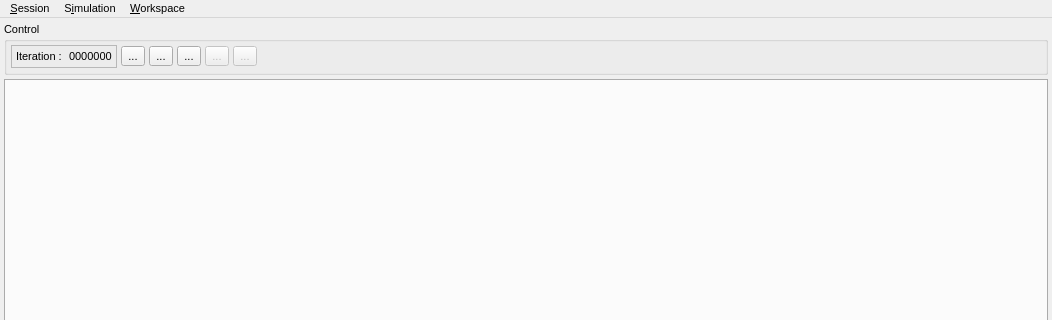
This is src/gui/gui.ui in disorderedmaterials/dissolve as Qt 5 draws it before an edit; both pictures show x 0 to 1052 and y 0 to 320 of the 1052 by 944 pixel window. The edited form follows.
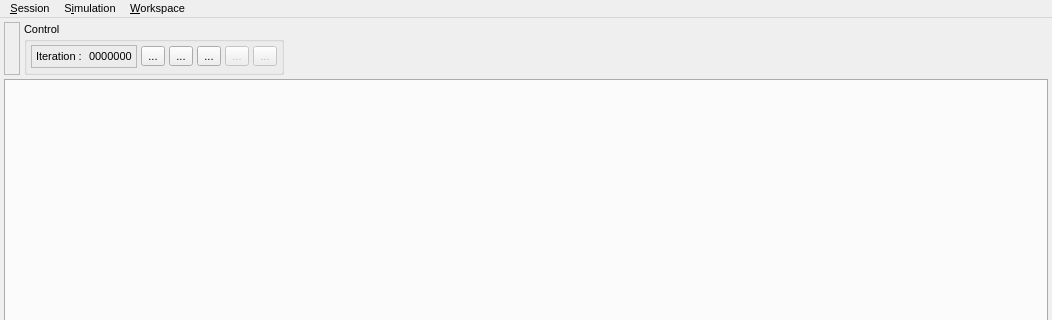
This is the edited form. Icons and pictures are not drawn.

```diff
--- a/src/gui/gui.ui
+++ b/src/gui/gui.ui
@@ -36,6 +36,81 @@
      <number>4</number>
     </property>
     <item>
+     <layout class="QHBoxLayout" name="horizontalLayout_5">
+      <item>
+       <widget class="QFrame" name="frame">
+        <property name="frameShape">
+         <enum>QFrame::StyledPanel</enum>
+        </property>
+        <property name="frameShadow">
+         <enum>QFrame::Raised</enum>
+        </property>
+        <layout class="QHBoxLayout" name="horizontalLayout_4">
+         <property name="spacing">
+          <number>0</number>
+         </property>
+         <property name="leftMargin">
+          <number>0</number>
+         </property>
+         <property name="topMargin">
+          <number>0</number>
+         </property>
+         <property name="rightMargin">
+          <number>0</number>
+         </property>
+         <property name="bottomMargin">
+          <number>0</number>
+         </property>
+         <item>
+          <widget class="QWidget" name="widget" native="true">
+           <property name="sizePolicy">
+            <sizepolicy hsizetype="Maximum" vsizetype="Maximum">
+             <horstretch>0</horstretch>
+             <verstretch>0</verstretch>
+            </sizepolicy>
+           </property>
+           <property name="maximumSize">
+            <size>
+             <width>48</width>
+             <height>48</height>
+            </size>
+           </property>
+           <layout class="QHBoxLayout" name="horizontalLayout_3">
+            <property name="spacing">
+             <number>4</number>
+            </property>
+            <property name="leftMargin">
+             <number>4</number>
+            </property>
+            <property name="topMargin">
+             <number>4</number>
+            </property>
+            <property name="rightMargin">
+             <number>4</number>
+            </property>
+            <property name="bottomMargin">
+             <number>4</number>
+            </property>
+            <item>
+             <widget class="QLabel" name="LockStatusLabel">
+              <property name="text">
+               <string/>
+              </property>
+              <property name="pixmap">
+               <pixmap resource="icons.qrc">:/control/icons/control_unlocked.svg</pixmap>
+              </property>
+              <property name="scaledContents">
+               <bool>true</bool>
+              </property>
+             </widget>
+            </item>
+           </layout>
+          </widget>
+         </item>
+        </layout>
+       </widget>
+      </item>
+      <item>
      <widget class="QGroupBox" name="ControlGroup">
       <property name="sizePolicy">
        <sizepolicy hsizetype="Preferred" vsizetype="Minimum">
@@ -236,6 +311,9 @@
          </property>
         </widget>
        </item>
+        </layout>
+       </widget>
+      </item>
        <item>
         <spacer name="horizontalSpacer">
          <property name="orientation">
@@ -250,7 +328,6 @@
         </spacer>
        </item>
       </layout>
-     </widget>
     </item>
     <item>
      <widget class="QSplitter" name="MainSplitter">
```
Left out of the diff: 37 changed lines with no effect on the pictures. Lines whose indentation alone changed are shown as unchanged.
